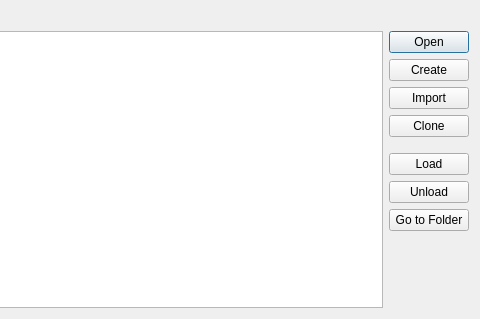
Qt form ui/qgisred_projectmanager_dialog.ui (qgisred/QGISRed) before a commit; both pictures show x 266 to 746 and y 0 to 319 of the 746 by 319 pixel window.
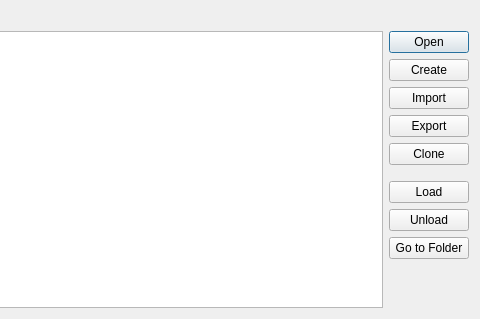
The same form after that commit. Icons and pictures are not drawn.

Commit message: Add export option in the project manager dialog

```diff
--- a/ui/qgisred_projectmanager_dialog.ui
+++ b/ui/qgisred_projectmanager_dialog.ui
@@ -98,6 +98,19 @@
            </property>
           </widget>
          </item>
+         <item>
+          <widget class="QPushButton" name="btExport">
+           <property name="sizePolicy">
+            <sizepolicy hsizetype="Fixed" vsizetype="Fixed">
+             <horstretch>0</horstretch>
+             <verstretch>0</verstretch>
+            </sizepolicy>
+           </property>
+           <property name="text">
+            <string>Export</string>
+           </property>
+          </widget>
+         </item>
          <item>
           <widget class="QPushButton" name="btClone">
            <property name="sizePolicy">
```
The commit also changes 1 other file.
